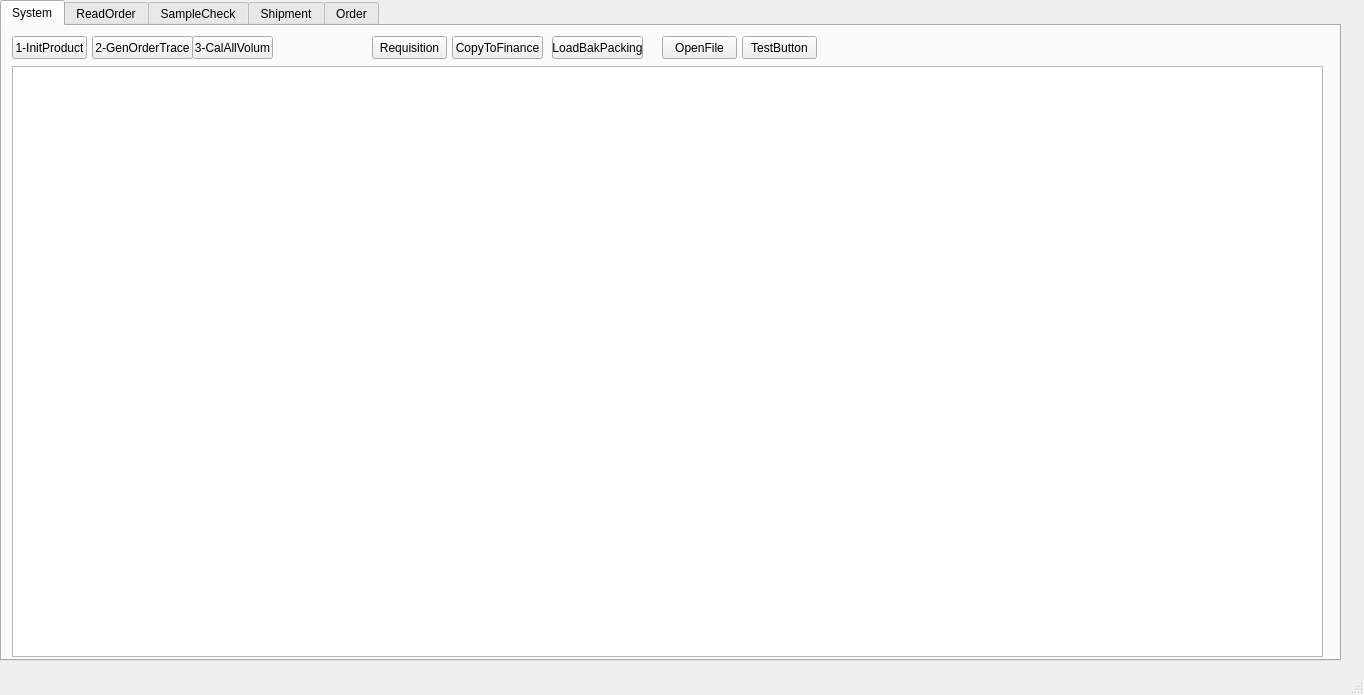
Above: TISDesk/TIS_mainwindow.ui from GdRaymond/TISProduction before the change. Below: the same form after it.
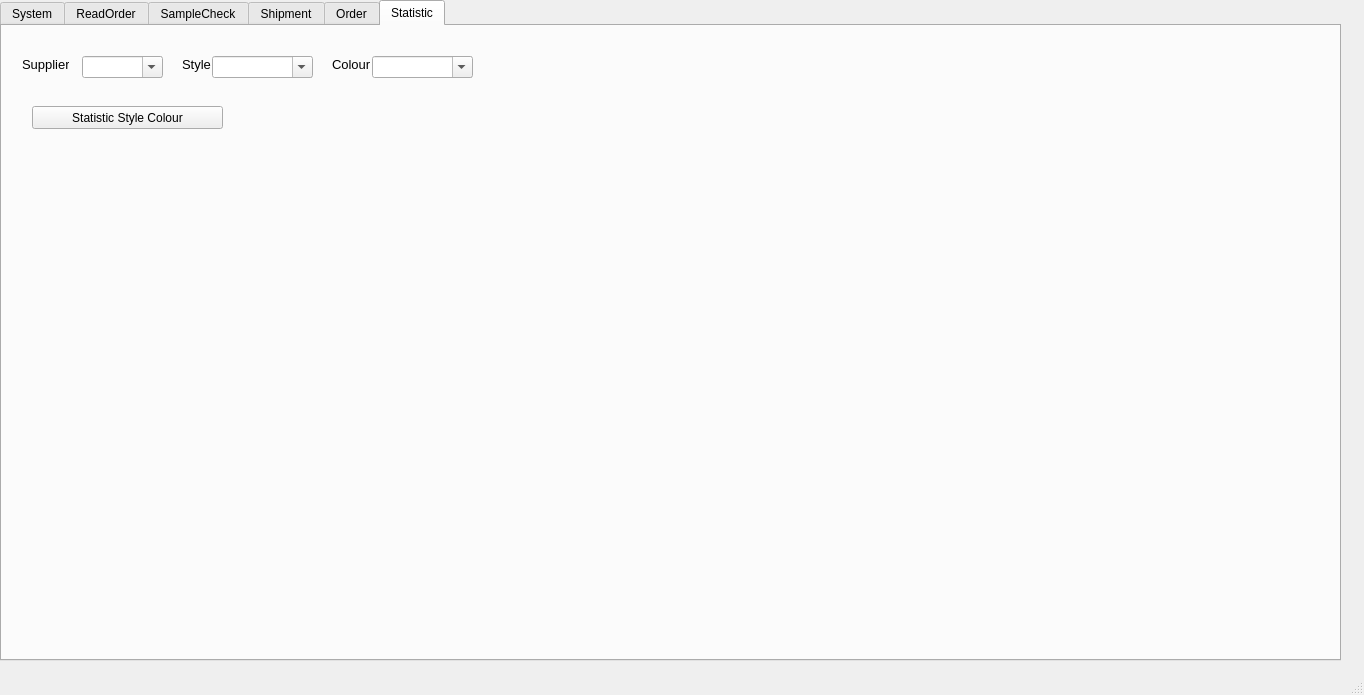
That is the form after the change. Icons and pictures are not drawn.

Diff of the .ui file:
```diff
--- a/TISDesk/TIS_mainwindow.ui
+++ b/TISDesk/TIS_mainwindow.ui
@@ -28,7 +28,7 @@
      </rect>
     </property>
     <property name="currentIndex">
-     <number>0</number>
+     <number>5</number>
     </property>
     <widget class="QWidget" name="tab">
      <attribute name="title">
@@ -938,6 +938,126 @@
       </widget>
      </widget>
     </widget>
+    <widget class="QWidget" name="tab_4">
+     <attribute name="title">
+      <string>Statistic</string>
+     </attribute>
+     <widget class="QPushButton" name="btn_statistic_style">
+      <property name="geometry">
+       <rect>
+        <x>30</x>
+        <y>80</y>
+        <width>191</width>
+        <height>23</height>
+       </rect>
+      </property>
+      <property name="text">
+       <string>Statistic Style Colour</string>
+      </property>
+     </widget>
+     <widget class="QComboBox" name="comb_style_statistic">
+      <property name="enabled">
+       <bool>true</bool>
+      </property>
+      <property name="geometry">
+       <rect>
+        <x>210</x>
+        <y>30</y>
+        <width>101</width>
+        <height>22</height>
+       </rect>
+      </property>
+      <property name="editable">
+       <bool>true</bool>
+      </property>
+     </widget>
+     <widget class="QLabel" name="lb_style_statistic">
+      <property name="geometry">
+       <rect>
+        <x>180</x>
+        <y>30</y>
+        <width>47</width>
+        <height>16</height>
+       </rect>
+      </property>
+      <property name="font">
+       <font>
+        <pointsize>10</pointsize>
+       </font>
+      </property>
+      <property name="text">
+       <string>Style</string>
+      </property>
+     </widget>
+     <widget class="QComboBox" name="comb_supplier_statistic">
+      <property name="enabled">
+       <bool>true</bool>
+      </property>
+      <property name="geometry">
+       <rect>
+        <x>80</x>
+        <y>30</y>
+        <width>81</width>
+        <height>22</height>
+       </rect>
+      </property>
+      <property name="editable">
+       <bool>true</bool>
+      </property>
+     </widget>
+     <widget class="QLabel" name="lb_supplier_statistic">
+      <property name="geometry">
+       <rect>
+        <x>20</x>
+        <y>30</y>
+        <width>47</width>
+        <height>16</height>
+       </rect>
+      </property>
+      <property name="font">
+       <font>
+        <pointsize>10</pointsize>
+       </font>
+      </property>
+      <property name="text">
+       <string>Supplier</string>
+      </property>
+     </widget>
+     <widget class="QComboBox" name="comb_colour_statistic">
+      <property name="enabled">
+       <bool>true</bool>
+      </property>
+      <property name="geometry">
+       <rect>
+        <x>370</x>
+        <y>30</y>
+        <width>101</width>
+        <height>22</height>
+       </rect>
+      </property>
+      <property name="editable">
+       <bool>true</bool>
+      </property>
+     </widget>
+     <widget class="QLabel" name="lb_colour_statistic">
+      <property name="geometry">
+       <rect>
+        <x>330</x>
+        <y>30</y>
+        <width>47</width>
+        <height>16</height>
+       </rect>
+      </property>
+      <property name="font">
+       <font>
+        <pointsize>10</pointsize>
+       </font>
+      </property>
+      <property name="text">
+       <string>Colour</string>
+      </property>
+     </widget>
+    </widget>
    </widget>
   </widget>
   <widget class="QMenuBar" name="menubar">
```
